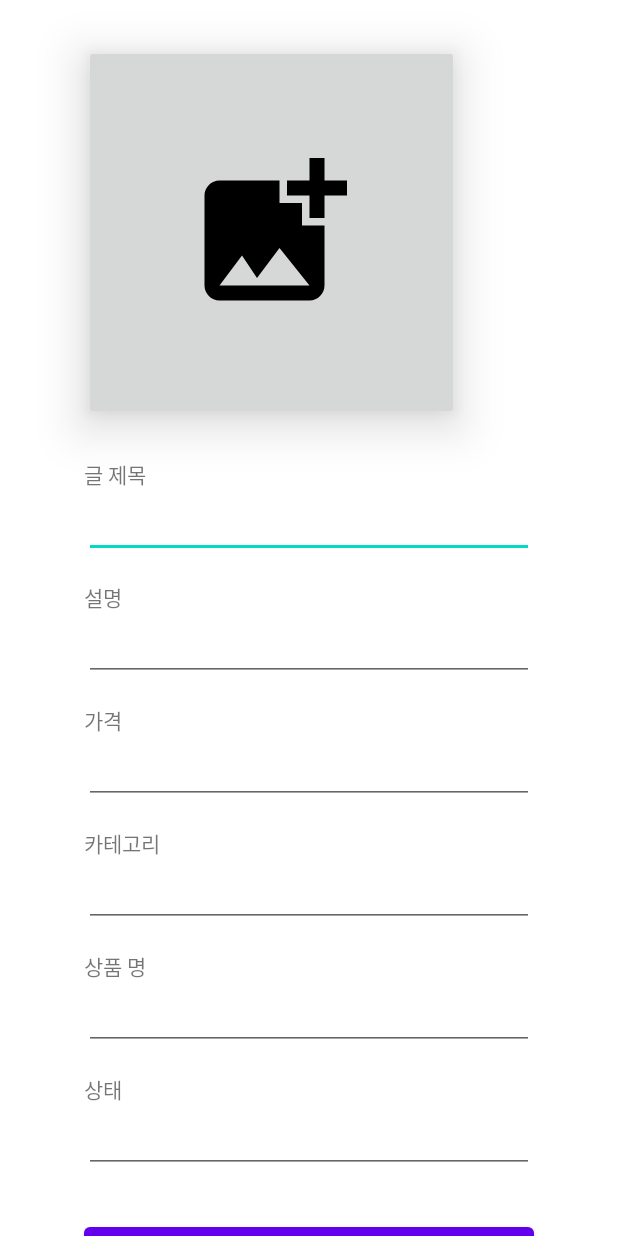
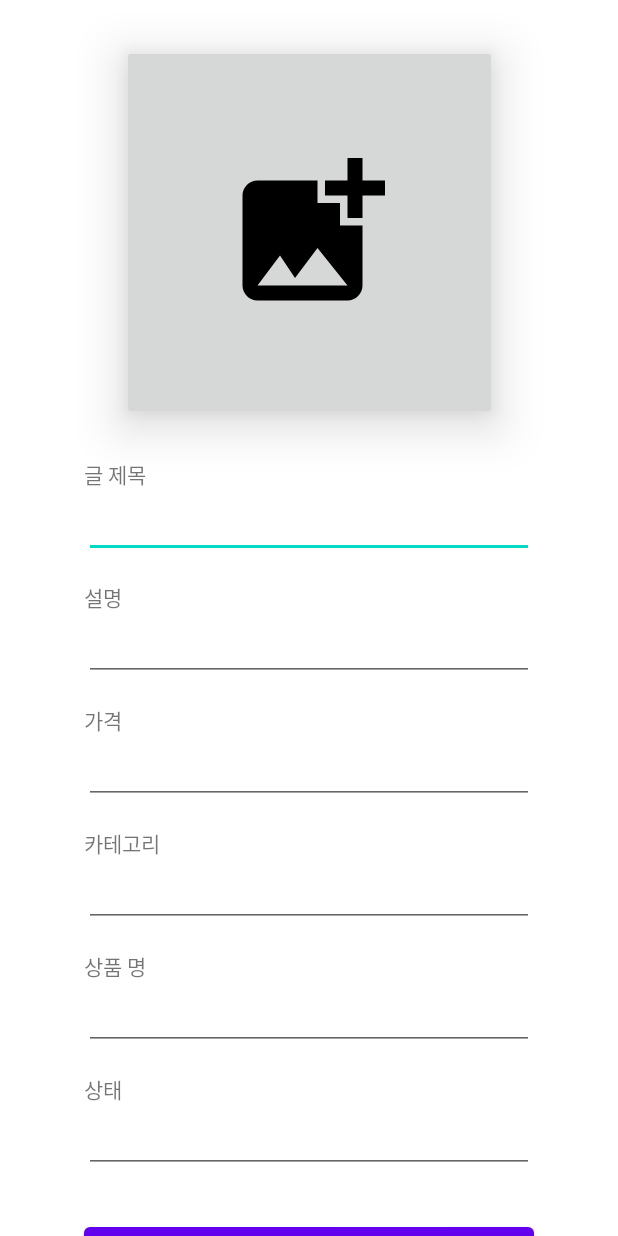
Before and after one commit to DYGames/Joongonawa, an Android app: the screen it shows after launch (MainActivity), on a phone screen of 412 x 824 dp. Run offline under Robolectric (Android 15) with nearby library versions, the phone set to English and light mode, and no system bars; pictures from the network do not load.

Commit message:
FEATURE: 이미지 등록

```diff
--- a/app/src/main/java/com/team7/joongonawa/MainActivity.kt
+++ b/app/src/main/java/com/team7/joongonawa/MainActivity.kt
@@ -2,10 +2,7 @@ package com.team7.joongonawa
 
 import androidx.appcompat.app.AppCompatActivity
 import android.os.Bundle
-import android.util.Log
 import com.team7.joongonawa.databinding.ActivityMainBinding
-import okhttp3.*
-import java.io.IOException
 
 class MainActivity : AppCompatActivity() {
     var _binding: ActivityMainBinding? = null
--- a/app/src/main/java/com/team7/joongonawa/ProductData.kt
+++ b/app/src/main/java/com/team7/joongonawa/ProductData.kt
@@ -1,12 +1,12 @@
 package com.team7.joongonawa
 
 data class ProductData(
-    val id: Int,
-    val pic: String,
-    val name: String,
-    val descr: String,
-    val price: Int,
-    val category: Int,
-    val type: Int,
-    val condi: String
+    var id: Int,
+    var pic: String,
+    var name: String,
+    var descr: String,
+    var price: Int,
+    var category: Int,
+    var type: Int,
+    var condi: String
 )
--- a/app/src/main/java/com/team7/joongonawa/ProductViewModel.kt
+++ b/app/src/main/java/com/team7/joongonawa/ProductViewModel.kt
@@ -47,6 +47,7 @@ class ProductViewModel(private val productRepository: ProductRepository) : ViewM
     }
 
     fun uploadProduct(img: File, data: ProductData) {
+        data.pic = productRepository.makeImageUploadRequest(img)
         productRepository.makeProductUploadRequest(data)
     }
 }
--- a/app/src/main/res/layout/fragment_post_product.xml
+++ b/app/src/main/res/layout/fragment_post_product.xml
@@ -21,7 +21,8 @@
                 android:layout_marginTop="30dp"
                 android:elevation="20dp"
                 android:src="@drawable/ic_baseline_add_photo_alternate_24"
-                app:layout_constraintLeft_toLeftOf="@id/post_product_title_text"
+                app:layout_constraintLeft_toLeftOf="parent"
+                app:layout_constraintRight_toRightOf="parent"
                 app:layout_constraintTop_toTopOf="parent"
                 app:layout_goneMarginTop="15dp" />
 
```
Also changed, not shown: app/build.gradle (+15 -16 lines), app/src/main/java/com/team7/joongonawa/PostProductFragment.kt (+35 -23 lines), app/src/main/java/com/team7/joongonawa/ProductRepository.kt (+27 -1 lines).
